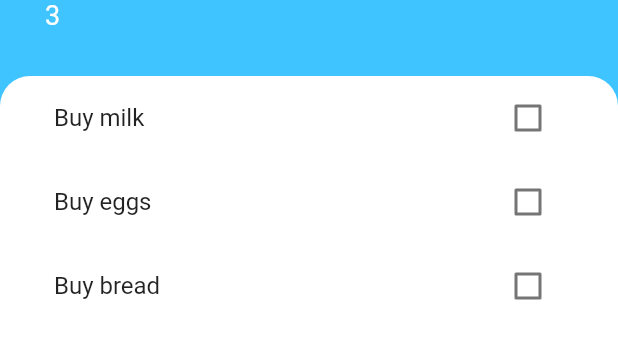
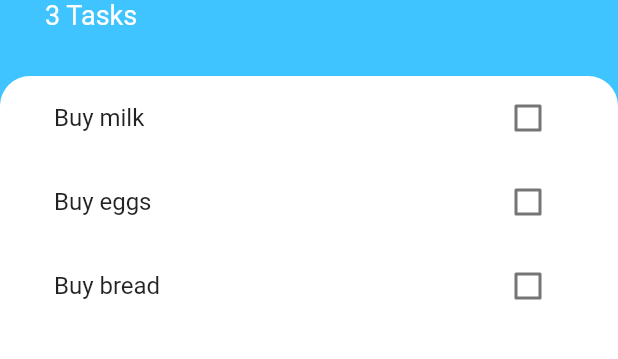
Before and after one commit to ritchiedw/todoey_flutter, a Flutter app: the screen it shows after launch, on a phone screen of 412 x 824 dp, the part 284-643 px from its top. Run offline on Flutter 3.47's test engine with Material 2 defaults, Android fonts, the phone set to English and light mode, and no system bars.

Commit message:
don't know why these haven't been pushed...

```diff
--- a/lib/models/task_data.dart
+++ b/lib/models/task_data.dart
@@ -28,11 +28,6 @@ class TaskData extends ChangeNotifier {
     notifyListeners();
   }
 
-  void deleteTaskDWR(index) {
-    _tasks.removeAt(index);
-    notifyListeners();
-  }
-
   void deleteTask(Task task) {
     _tasks.remove(task);
     notifyListeners();
--- a/lib/screens/tasks_screen.dart
+++ b/lib/screens/tasks_screen.dart
@@ -11,9 +11,7 @@ class TasksScreen extends StatelessWidget {
       backgroundColor: Colors.lightBlueAccent,
       floatingActionButton: FloatingActionButton(
         backgroundColor: Colors.lightBlueAccent,
-        child: Icon(
-          Icons.add,
-        ),
+        child: Icon(Icons.add),
         onPressed: () {
           showModalBottomSheet(
             context: context,
@@ -26,22 +24,18 @@ class TasksScreen extends StatelessWidget {
         children: <Widget>[
           Container(
             padding: EdgeInsets.only(
-              top: 60.0,
-              left: 30.0,
-              bottom: 30.0,
-              right: 30.0,
-            ),
+                top: 60.0, left: 30.0, right: 30.0, bottom: 30.0),
             child: Column(
               crossAxisAlignment: CrossAxisAlignment.start,
               children: <Widget>[
                 CircleAvatar(
-                  backgroundColor: Colors.white,
-                  radius: 30.0,
                   child: Icon(
                     Icons.list,
                     size: 30.0,
                     color: Colors.lightBlueAccent,
                   ),
+                  backgroundColor: Colors.white,
+                  radius: 30.0,
                 ),
                 SizedBox(
                   height: 10.0,
@@ -55,12 +49,10 @@ class TasksScreen extends StatelessWidget {
                   ),
                 ),
                 Text(
-                  //
-                  '${Provider.of<TaskData>(context).taskCount}',
-                  //'${tasks.length} Tasks',
+                  '${Provider.of<TaskData>(context).taskCount} Tasks',
                   style: TextStyle(
                     color: Colors.white,
-                    fontSize: 18.0,
+                    fontSize: 18,
                   ),
                 ),
               ],
@@ -69,7 +61,6 @@ class TasksScreen extends StatelessWidget {
           Expanded(
             child: Container(
               padding: EdgeInsets.symmetric(horizontal: 20.0),
-              height: 300.0,
               decoration: BoxDecoration(
                 color: Colors.white,
                 borderRadius: BorderRadius.only(
--- a/lib/widgets/task_tile.dart
+++ b/lib/widgets/task_tile.dart
@@ -6,12 +6,11 @@ class TaskTile extends StatelessWidget {
   final Function checkboxCallback;
   final Function longPressCallback;
 
-  TaskTile({
-    this.isChecked,
-    this.taskTitle,
-    this.checkboxCallback,
-    this.longPressCallback,
-  });
+  TaskTile(
+      {this.isChecked,
+      this.taskTitle,
+      this.checkboxCallback,
+      this.longPressCallback});
 
   @override
   Widget build(BuildContext context) {
@@ -20,8 +19,7 @@ class TaskTile extends StatelessWidget {
       title: Text(
         taskTitle,
         style: TextStyle(
-          decoration: isChecked ? TextDecoration.lineThrough : null,
-        ),
+            decoration: isChecked ? TextDecoration.lineThrough : null),
       ),
       trailing: Checkbox(
         activeColor: Colors.lightBlueAccent,
```
Also changed, not shown: lib/screens/add_task_screen.dart (+2 -6 lines), lib/widgets/tasks_list.dart (+7 -8 lines), lib/main.dart (line endings or trailing spaces), lib/models/task.dart (line endings or trailing spaces).
